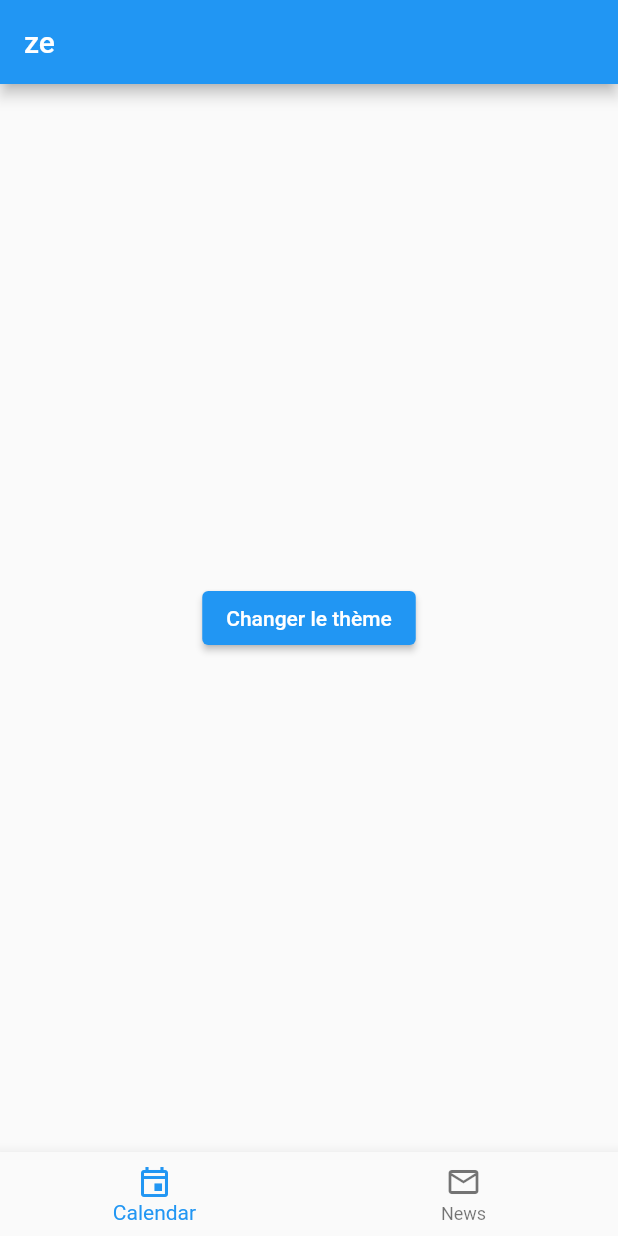
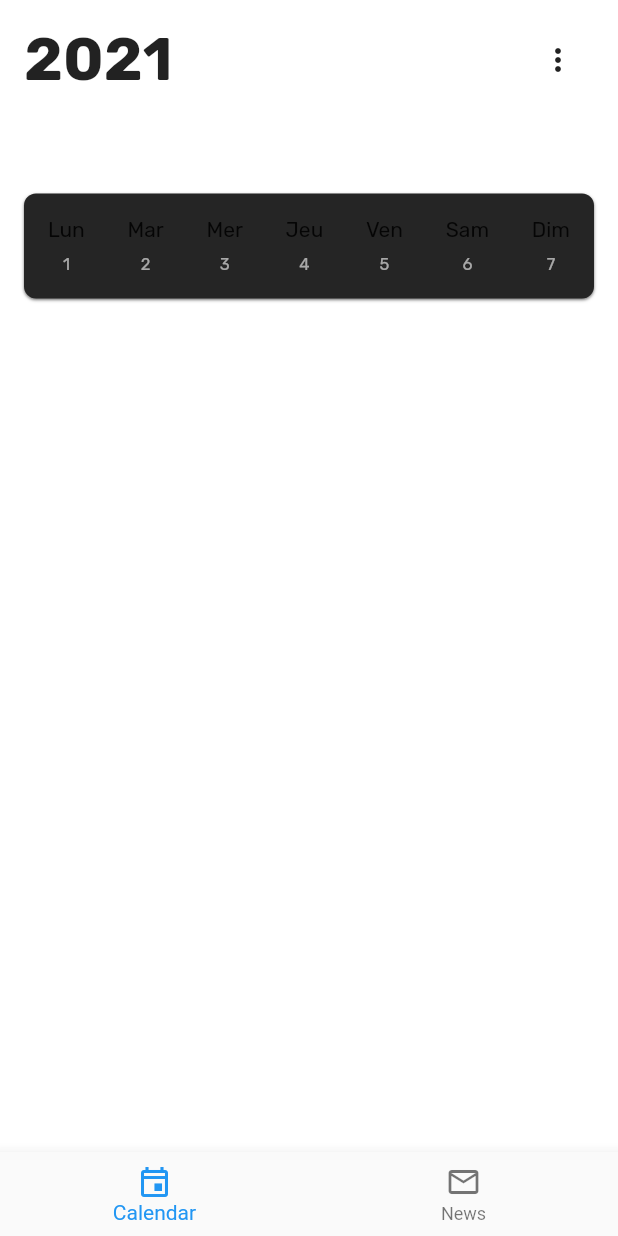
Before and after one commit to gastbob40/infinity-app, a Flutter app: the screen it shows after launch, on a phone screen of 412 x 824 dp. Run offline on Flutter 3.47's test engine with Material 2 defaults, Android fonts, the light colour scheme and no system bars; our stand-ins replace adaptive_theme, google_fonts.

Commit message:
feat (app): add first design part

```diff
--- a/lib/calendar.dart
+++ b/lib/calendar.dart
@@ -1,19 +1,112 @@
 import 'package:flutter/material.dart';
 import 'package:adaptive_theme/adaptive_theme.dart';
+import 'package:google_fonts/google_fonts.dart';
+
+const Color blockColor = Color(0xFF252525);
 
 class Calendar extends StatelessWidget {
   @override
   Widget build(BuildContext context) {
     // TODO: implement build
-    return Container(
-      child: Center(
-        child: ElevatedButton(
-          onPressed: () {
-            AdaptiveTheme.of(context).toggleThemeMode();
-          },
-          child: Text('Changer le thème'),
-        ),
+    return SafeArea(
+        child: Container(
+      padding: EdgeInsets.all(16),
+      child: Column(
+        children: [
+          Row(
+            mainAxisAlignment: MainAxisAlignment.start,
+            crossAxisAlignment: CrossAxisAlignment.start,
+            children: [
+              Column(
+                mainAxisAlignment: MainAxisAlignment.start,
+                crossAxisAlignment: CrossAxisAlignment.start,
+                children: [
+                  Text(
+                    '2021',
+                    style: GoogleFonts.rubik(
+                      fontWeight: FontWeight.bold,
+                      fontSize: 40,
+                    ),
+                  ),
+                  Text(
+                    'Septembre',
+                    style: GoogleFonts.rubik(
+                        fontSize: 30, fontWeight: FontWeight.w100, color: Colors.white60),
+                  )
+                ],
+              ),
+              Spacer(),
+              Row(
+                children: [
+                  IconButton(
+                      onPressed: null,
+                      icon: Icon(
+                        Icons.event_outlined,
+                        color: Colors.white,
+                      )),
+                  PopupMenuButton<String>(
+                    onSelected: null,
+                    itemBuilder: (BuildContext context) {
+                      return {'Logout', 'Settings'}.map((String choice) {
+                        return PopupMenuItem<String>(
+                          value: choice,
+                          child: Text(choice),
+                        );
+                      }).toList();
+                    },
+                  )
+                ],
+              ),
+            ],
+          ),
+          SizedBox(
+            height: 30,
+          ),
+          Container(
+            decoration: BoxDecoration(
+              color: blockColor,
+              borderRadius: BorderRadius.circular(8),
+              boxShadow: [
+                BoxShadow(
+                  color: Colors.black54,
+                  blurRadius: 1,
+                  offset: Offset(0, 1), // Shadow position
+                )
+              ],
+            ),
+            padding: EdgeInsets.all(16),
+            child: Row(
+              mainAxisAlignment: MainAxisAlignment.spaceBetween,
+              children: [
+                ['Lun', 1],
+                ['Mar', 2],
+                ['Mer', 3],
+                ['Jeu', 4],
+                ['Ven', 5],
+                ['Sam', 6],
+                ['Dim', 7]
+              ]
+                  .map((e) => Column(children: [
+                        Text(
+                          e[0].toString(),
+                          style: GoogleFonts.rubik(),
+                        ),
+                        SizedBox(
+                          height: 8,
+                        ),
+                        Text(
+                          e[1].toString(),
+                          style: GoogleFonts.rubik(
+                            fontSize: 11,
+                            color: Colors.white60
+                          ),
+                        )
+                      ]))
+                  .toList(),
+            ),
+          ),
+        ],
       ),
-    );
+    ));
   }
 }
--- a/lib/main.dart
+++ b/lib/main.dart
@@ -6,6 +6,8 @@ import 'package:infinity/news.dart';
 void main() {
   runApp(MyApp());
 }
+
+const Color darkBackground = Color(0xFF2D2D2D);
 
 class MyApp extends StatelessWidget {
   // This widget is the root of your application.
@@ -16,11 +18,13 @@ class MyApp extends StatelessWidget {
         brightness: Brightness.light,
         primarySwatch: Colors.blue,
         accentColor: Colors.amber,
+        backgroundColor: Colors.white
       ),
       dark: ThemeData(
         brightness: Brightness.dark,
         primarySwatch: Colors.blue,
         accentColor: Colors.amber,
+        backgroundColor: darkBackground
       ),
       initial: AdaptiveThemeMode.system,
       builder: (theme, darkTheme) => MaterialApp(
@@ -52,7 +56,7 @@ class _NavigationState extends State<Navigation> {
   @override
   Widget build(BuildContext context) {
     return new Scaffold(
-      appBar: AppBar(title: Text('ze')),
+      backgroundColor: Theme.of(context).backgroundColor,
       body: IndexedStack(index: _selectedIndex, children: _widgetOptions),
       bottomNavigationBar: BottomNavigationBar(
         items: [
--- a/lib/news.dart
+++ b/lib/news.dart
@@ -4,7 +4,7 @@ class News extends StatelessWidget {
   @override
   Widget build(BuildContext context) {
     // TODO: implement build
-    return Container(
+    return SafeArea(
       child: Center(
         child: Text('News'),
       ),
--- a/pubspec.yaml
+++ b/pubspec.yaml
@@ -22,6 +22,7 @@ environment:
 
 dependencies:
   adaptive_theme: ^2.2.0
+  google_fonts: ^2.1.0
   flutter:
     sdk: flutter
 
```
